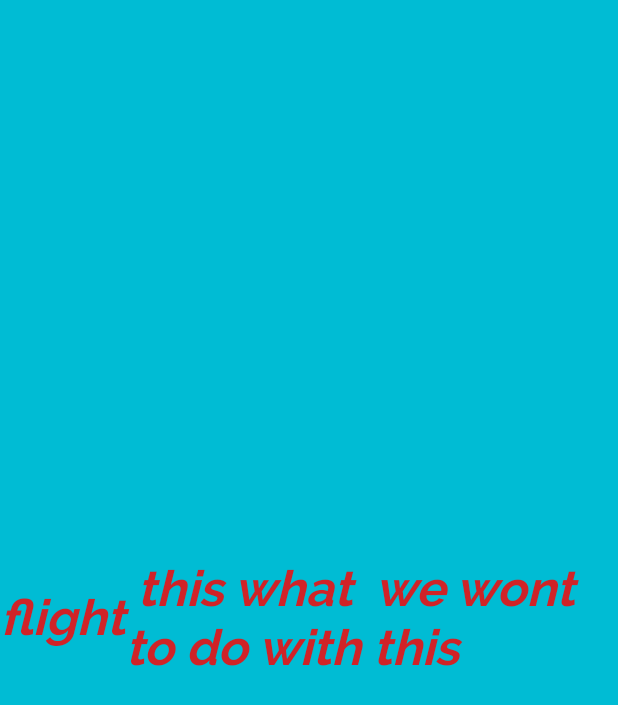
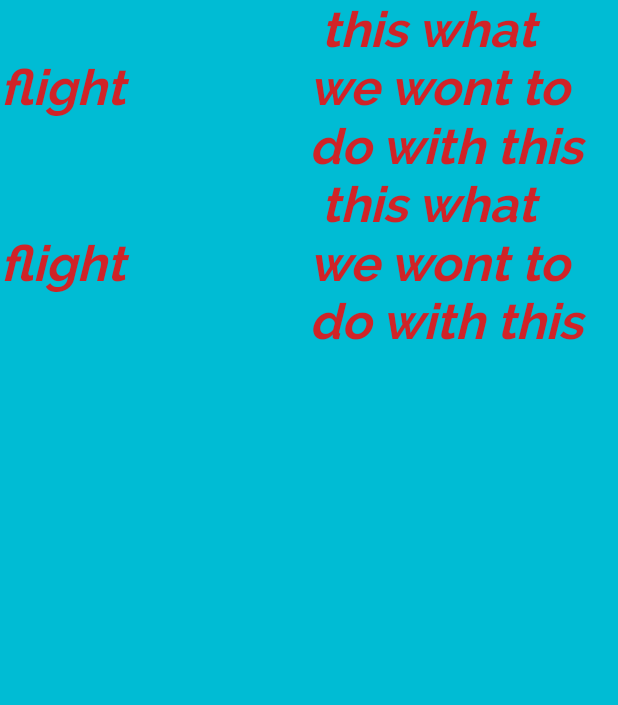
Before and after one commit to akshayyadav76/my_project_fiest, a Flutter app: the screen it shows after launch, on a phone screen of 412 x 824 dp. Shown: the top 705 px of the screen. Run offline on Flutter 3.47's test engine with Material 2 defaults, Android fonts, the phone set to English and light mode, and no system bars.

Commit message:
working with column...

```diff
--- a/lib/app_screens/home.dart
+++ b/lib/app_screens/home.dart
@@ -6,15 +6,17 @@ class HomePage extends StatelessWidget {
     return Center(child:   Container(
       alignment: Alignment.center,
       color: Colors.cyan,
-      child: Row(
+      child: Column(children: <Widget>[
+
+        Row(
           children: <Widget>[
-          Text("flight", textDirection: TextDirection.ltr,
+            Expanded(child:  Text("flight", textDirection: TextDirection.ltr,
               style: TextStyle(decoration: TextDecoration.none,
                   fontSize: 33 , fontFamily: "Raleway",
                   fontWeight: FontWeight.w700,
                   fontStyle: FontStyle.italic),
 
-          ),
+            ),),
             Expanded(child:  Text(" this what  we wont to do with this ", textDirection: TextDirection.ltr,
               style: TextStyle(decoration: TextDecoration.none,
                   fontSize: 33 , fontFamily: "Raleway",
@@ -22,7 +24,26 @@ class HomePage extends StatelessWidget {
                   fontStyle: FontStyle.italic),
             ),),
           ],
-      )
+        ),
+        Row(
+          children: <Widget>[
+            Expanded(child:  Text("flight", textDirection: TextDirection.ltr,
+              style: TextStyle(decoration: TextDecoration.none,
+                  fontSize: 33 , fontFamily: "Raleway",
+                  fontWeight: FontWeight.w700,
+                  fontStyle: FontStyle.italic),
+
+            ),),
+            Expanded(child:  Text(" this what  we wont to do with this ", textDirection: TextDirection.ltr,
+              style: TextStyle(decoration: TextDecoration.none,
+                  fontSize: 33 , fontFamily: "Raleway",
+                  fontWeight: FontWeight.w700,
+                  fontStyle: FontStyle.italic),
+            ),),
+          ],
+        ),
+
+      ],),
 
      // width: 200.0,height: 200.0,
     //  margin: EdgeInsets.only(right: 40),
```
Lines whose indentation alone changed are shown as unchanged.
